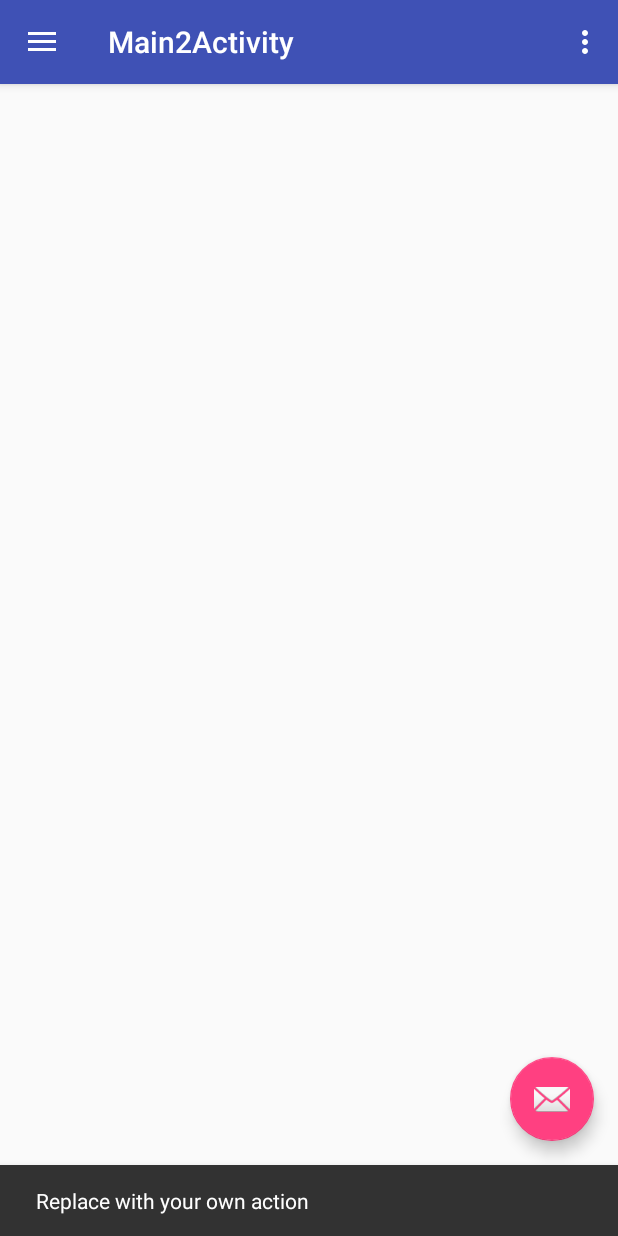
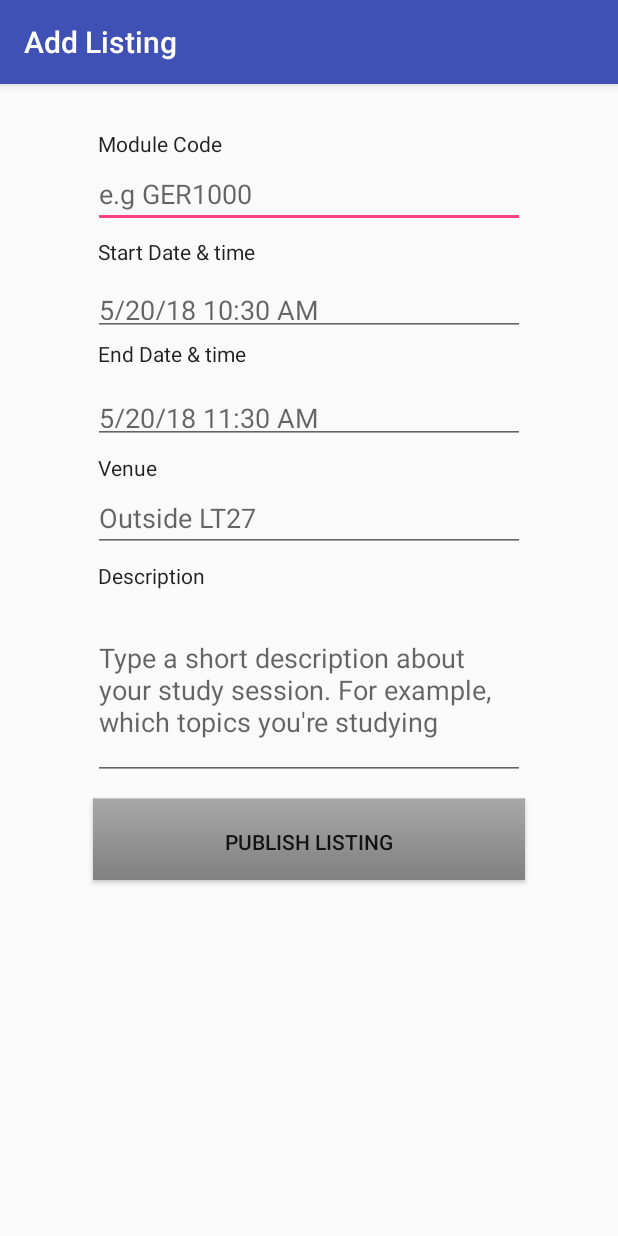
Before and after one commit to JasonChong96/Mugger, an Android app: the screen it shows after launch once a user with an empty profile is signed in (Main2Activity before the commit, MakeListingActivity after it), after a tap on an icon or button, on a phone screen of 412 x 824 dp. Run offline under Robolectric (Android 15) with nearby library versions, the phone set to English and light mode, and no system bars; our stand-ins replace ButterKnife, Firebase (no records; nobody signed in at launch, a user with empty details on screens opened directly); 1 statement that could not run was skipped.

Commit message:
Refactored some classes; Added support for adding listings.

```diff
--- a/app/build.gradle
+++ b/app/build.gradle
@@ -42,6 +42,7 @@ dependencies {
     implementation 'com.jakewharton:butterknife:8.8.1'
     annotationProcessor 'com.jakewharton:butterknife-compiler:8.8.1'
     implementation 'com.firebaseui:firebase-ui-firestore:3.3.1'
+    implementation 'com.android.support:mediarouter-v7:27.1.1'
 }
 
 apply plugin: 'com.google.gms.google-services'
--- a/app/src/main/AndroidManifest.xml
+++ b/app/src/main/AndroidManifest.xml
@@ -20,7 +20,8 @@
         <activity
             android:name=".Main2Activity"
             android:label="@string/title_activity_main2"
-            android:theme="@style/AppTheme.NoActionBar"></activity>
+            android:theme="@style/AppTheme.NoActionBar" />
+        <activity android:name=".listings.MakeListingActivity"></activity>
     </application>
 
 </manifest>
--- a/app/src/main/java/com/bojio/mugger/Main2Activity.java
+++ b/app/src/main/java/com/bojio/mugger/Main2Activity.java
@@ -5,25 +5,22 @@ import android.net.Uri;
 import android.os.Bundle;
 import android.support.design.widget.FloatingActionButton;
 import android.support.design.widget.NavigationView;
-import android.support.design.widget.Snackbar;
 import android.support.v4.app.Fragment;
-import android.support.v4.app.FragmentManager;
 import android.support.v4.app.FragmentTransaction;
 import android.support.v4.view.GravityCompat;
 import android.support.v4.widget.DrawerLayout;
 import android.support.v7.app.ActionBarDrawerToggle;
 import android.support.v7.app.AppCompatActivity;
 import android.support.v7.widget.Toolbar;
-import android.util.Log;
 import android.view.Menu;
 import android.view.MenuItem;
-import android.view.View;
 import android.widget.TextView;
 import android.widget.Toast;
 
+import com.bojio.mugger.fragments.AvailableListingsFragments;
 import com.bojio.mugger.fragments.BlankFragment;
-import com.bojio.mugger.fragments.ItemFragment;
 import com.bojio.mugger.listings.Listing;
+import com.bojio.mugger.listings.MakeListingActivity;
 import com.google.android.gms.auth.api.signin.GoogleSignIn;
 import com.google.android.gms.auth.api.signin.GoogleSignInClient;
 import com.google.android.gms.auth.api.signin.GoogleSignInOptions;
@@ -33,7 +30,7 @@ import com.google.firebase.auth.FirebaseUser;
 public class Main2Activity extends AppCompatActivity
         implements NavigationView.OnNavigationItemSelectedListener,
         BlankFragment.OnFragmentInteractionListener,
-        ItemFragment.OnListFragmentInteractionListener{
+        AvailableListingsFragments.OnListFragmentInteractionListener{
 
     private FirebaseAuth mAuth;
     @Override
@@ -52,8 +49,10 @@ public class Main2Activity extends AppCompatActivity
         setSupportActionBar(toolbar);
 
         FloatingActionButton fab = findViewById(R.id.fab);
-        fab.setOnClickListener(view -> Snackbar.make(view, "Replace with your own action", Snackbar.LENGTH_LONG)
-                .setAction("Action", null).show());
+        fab.setOnClickListener(view -> {
+            Intent intent = new Intent(this, MakeListingActivity.class);
+            startActivity(intent);
+        });
 
         DrawerLayout drawer = findViewById(R.id.drawer_layout);
         ActionBarDrawerToggle toggle = new ActionBarDrawerToggle(
@@ -114,7 +113,7 @@ public class Main2Activity extends AppCompatActivity
                 this.signOut();
                 break;
             case R.id.nav_available_listings:
-                Fragment fragment = new ItemFragment();
+                Fragment fragment = new AvailableListingsFragments();
                 FragmentTransaction ft = getSupportFragmentManager().beginTransaction();
                 ft.replace(R.id.container, fragment);
                 ft.commit();
--- a/app/src/main/java/com/bojio/mugger/fragments/ItemFragment.java
+++ b/app/src/main/java/com/bojio/mugger/fragments/AvailableListingsFragments.java
@@ -10,12 +10,13 @@ import android.support.v7.widget.RecyclerView;
 import android.view.LayoutInflater;
 import android.view.View;
 import android.view.ViewGroup;
-import android.widget.TextView;
 
 import com.bojio.mugger.R;
 import com.bojio.mugger.listings.Listing;
+import com.bojio.mugger.listings.ListingsViewHolder;
 import com.firebase.ui.firestore.FirestoreRecyclerAdapter;
 import com.firebase.ui.firestore.FirestoreRecyclerOptions;
+import com.google.firebase.auth.FirebaseAuth;
 import com.google.firebase.firestore.FirebaseFirestore;
 import com.google.firebase.firestore.Query;
 
@@ -33,13 +34,14 @@ import butterknife.ButterKnife;
  * Activities containing this fragment MUST implement the {@link OnListFragmentInteractionListener}
  * interface.
  */
-public class ItemFragment extends Fragment {
+public class AvailableListingsFragments extends Fragment {
 
     @BindView(R.id.list)
     RecyclerView mRecyclerView;
 
     // TODO: Customize parameter argument names
     FirebaseFirestore db = FirebaseFirestore.getInstance();
+    FirebaseAuth mAuth;
     private static final String ARG_COLUMN_COUNT = "column-count";
     // TODO: Customize parameters
     private int mColumnCount = 1;
@@ -49,12 +51,12 @@ public class ItemFragment extends Fragment {
      * Mandatory empty constructor for the fragment manager to instantiate the
      * fragment (e.g. upon screen orientation changes).
      */
-    public ItemFragment() {
+    public AvailableListingsFragments() {
     }
     // TODO: Customize parameter initialization
     @SuppressWarnings("unused")
-    public static ItemFragment newInstance(int columnCount) {
-        ItemFragment fragment = new ItemFragment();
+    public static AvailableListingsFragments newInstance(int columnCount) {
+        AvailableListingsFragments fragment = new AvailableListingsFragments();
         Bundle args = new Bundle();
         args.putInt(ARG_COLUMN_COUNT, columnCount);
         fragment.setArguments(args);
@@ -73,6 +75,7 @@ public class ItemFragment extends Fragment {
     @Override
     public View onCreateView(@NonNull LayoutInflater inflater, ViewGroup container,
                              Bundle savedInstanceState) {
+        mAuth = FirebaseAuth.getInstance();
         View view = inflater.inflate(R.layout.fragment_item_list, container, false);
         ButterKnife.bind(this, view);
         // Set the adapter
@@ -125,6 +128,7 @@ public class ItemFragment extends Fragment {
     }
 
     private void initListings() {
+
         Query mQuery = db.collection("listings")
                 .orderBy("startTime", Query.Direction.ASCENDING);
 
@@ -146,7 +150,11 @@ public class ItemFragment extends Fragment {
         FirestoreRecyclerAdapter adapter = new FirestoreRecyclerAdapter<Listing, ListingsViewHolder>(options) {
             @Override
             public void onBindViewHolder(ListingsViewHolder holder, int position, Listing listing) {
-                holder.moduleCode.setText(listing.getModuleCode());
+                String title = listing.getModuleCode();
+                if (listing.getOwnerId().equals(mAuth.getCurrentUser().getUid())) {
+                    title += " (Yours)";
+                }
+                holder.moduleCode.setText(title);
                 holder.venue.setText(listing.getVenue());
                 DateFormat df = new SimpleDateFormat("dd/MM HH:mm", Locale.US);
                 holder.dateTime.setText(new StringBuilder()
@@ -154,7 +162,7 @@ public class ItemFragment extends Fragment {
                         .append(" - ")
                         .append(df.format(new Date(listing.getEndTime())))
                         .toString());
-               // holder.moduleCode.setOnClickListener(view -> Toast.makeText(ItemFragment.this.getActivity(), "Clicked", Toast.LENGTH_SHORT).show());
+               // holder.moduleCode.setOnClickListener(view -> Toast.makeText(AvailableListingsFragments.this.getActivity(), "Clicked", Toast.LENGTH_SHORT).show());
             }
 
             @Override
@@ -170,17 +178,4 @@ public class ItemFragment extends Fragment {
         mRecyclerView.setAdapter(adapter);
         adapter.startListening();
     }
-
-    public class ListingsViewHolder extends RecyclerView.ViewHolder {
-        public TextView moduleCode;
-        public TextView dateTime;
-        public TextView venue;
-
-        ListingsViewHolder(View view) {
-            super(view);
-            moduleCode = view.findViewById(R.id.module_code);
-            dateTime = view.findViewById(R.id.date_time);
-            venue = view.findViewById(R.id.venue);
-        }
-    }
 }
--- /dev/null
+++ b/app/src/main/java/com/bojio/mugger/listings/MakeListingActivity.java
@@ -0,0 +1,202 @@
+package com.bojio.mugger.listings;
+
+import android.app.DatePickerDialog;
+import android.app.TimePickerDialog;
+import android.os.Bundle;
+import android.support.v7.app.AppCompatActivity;
+import android.text.format.DateFormat;
+import android.view.View;
+import android.widget.Button;
+import android.widget.DatePicker;
+import android.widget.EditText;
+import android.widget.ProgressBar;
+import android.widget.TextView;
+import android.widget.TimePicker;
+import android.widget.Toast;
+
+import com.bojio.mugger.R;
+import com.google.android.gms.tasks.Task;
+import com.google.firebase.auth.FirebaseAuth;
+import com.google.firebase.firestore.DocumentReference;
+import com.google.firebase.firestore.FirebaseFirestore;
+
+import java.util.Calendar;
+import java.util.HashMap;
+import java.util.Map;
+
+import butterknife.BindView;
+import butterknife.ButterKnife;
+
+public class MakeListingActivity extends AppCompatActivity {
+
+    @BindView(R.id.module_code)
+    EditText moduleCode;
+
+    @BindView(R.id.venue)
+    EditText venue;
+
+    @BindView(R.id.start_date_time)
+    TextView startDateTimeInput;
+
+    @BindView(R.id.end_date_time)
+    TextView endDateTimeInput;
+
+    @BindView(R.id.submit_button)
+    Button submitButton;
+
+    @BindView(R.id.description)
+    EditText description;
+
+    @BindView(R.id.progressBar2)
+    ProgressBar progressBar;
+
+    private Calendar startDateTime;
+    private Calendar endDateTime;
+    private java.text.DateFormat df;
+    private java.text.DateFormat dfTime;
+    private FirebaseFirestore db;
+    private FirebaseAuth mAuth;
+
+    @Override
+    protected void onCreate(Bundle savedInstanceState) {
+        super.onCreate(savedInstanceState);
+        setContentView(R.layout.activity_make_listing);
+        db = FirebaseFirestore.getInstance();
+        mAuth = FirebaseAuth.getInstance();
+        ButterKnife.bind(this);
+        setTitle("Add Listing");
+        df = DateFormat.getDateFormat(this);
+        dfTime = DateFormat.getTimeFormat(this);
+        startDateTime = Calendar.getInstance();
+        endDateTime = Calendar.getInstance();
+        endDateTime.add(Calendar.HOUR_OF_DAY, 1);
+        updateStartDateTimeDisplay();
+        updateEndDateTimeDisplay();
+        TimePickerDialog.OnTimeSetListener startTimeListener = new TimePickerDialog.OnTimeSetListener() {
+            @Override
+            public void onTimeSet(TimePicker timePicker, int hour, int minute) {
+                startDateTime.set(Calendar.HOUR_OF_DAY, hour);
+                startDateTime.set(Calendar.MINUTE, minute);
+                updateStartDateTimeDisplay();
+            }
+        };
+        DatePickerDialog.OnDateSetListener startDateListener = new DatePickerDialog.OnDateSetListener() {
+            @Override
+            public void onDateSet(DatePicker datePicker, int year, int month, int day) {
+                Calendar c = startDateTime;
+                startDateTime.set(year, month, day);
+                updateStartDateTimeDisplay();
+                TimePickerDialog tpg = new TimePickerDialog(MakeListingActivity.this, startTimeListener,
+                        c.get(Calendar.HOUR_OF_DAY), c.get(Calendar.MINUTE), DateFormat.is24HourFormat(MakeListingActivity.this));
+                tpg.show();
+
+            }
+        };
+        startDateTimeInput.setOnClickListener(view -> {
+            Calendar c = startDateTime;
+            DatePickerDialog dpg = new DatePickerDialog(MakeListingActivity.this, startDateListener,
+                    c.get(Calendar.YEAR), c.get(Calendar.MONTH), c.get(Calendar.DAY_OF_MONTH));
+            dpg.show();
+        });
+        TimePickerDialog.OnTimeSetListener endTimeListener = new TimePickerDialog.OnTimeSetListener() {
+            @Override
+            public void onTimeSet(TimePicker timePicker, int hour, int minute) {
+                endDateTime.set(Calendar.HOUR_OF_DAY, hour);
+                endDateTime.set(Calendar.MINUTE, minute);
+                updateEndDateTimeDisplay();
+            }
+        };
+        DatePickerDialog.OnDateSetListener endDateListener = new DatePickerDialog.OnDateSetListener() {
+            @Override
+            public void onDateSet(DatePicker datePicker, int year, int month, int day) {
+                Calendar c = endDateTime;
+                endDateTime.set(year, month, day);
+                updateEndDateTimeDisplay();
+                TimePickerDialog tpg = new TimePickerDialog(MakeListingActivity.this, endTimeListener,
+                        c.get(Calendar.HOUR_OF_DAY), c.get(Calendar.MINUTE), DateFormat.is24HourFormat(MakeListingActivity.this));
+                tpg.show();
+            }
+        };
+        endDateTimeInput.setOnClickListener(view -> {
+            Calendar c = endDateTime;
+            DatePickerDialog dpg = new DatePickerDialog(MakeListingActivity.this, endDateListener,
+                    c.get(Calendar.YEAR), c.get(Calendar.MONTH), c.get(Calendar.DAY_OF_MONTH));
+            dpg.show();
+        });
+        submitButton.setOnClickListener(this::publishListing);
+    }
+
+    private void updateDateTimeDisplay(TextView view, Calendar cal) {
+        view.setText(new StringBuilder()
+                .append(df.format(cal.getTime()))
+                .append(" ")
+                .append(dfTime.format(cal.getTime()))
+                .toString());
+    }
+
+    private void updateStartDateTimeDisplay() {
+        updateDateTimeDisplay(startDateTimeInput, startDateTime);
+    }
+
+    private void updateEndDateTimeDisplay() {
+        updateDateTimeDisplay(endDateTimeInput, endDateTime);
+    }
+
+    private void publishListing(View view) {
+        //Check if all fields are filled
+        submitButton.setClickable(false);
+        if (moduleCode.getText().toString().isEmpty()) {
+            showShortToast("Please fill in the module(s) the study session is for.");
+            submitButton.setClickable(true);
+            return;
+        }
+        if (startDateTime.after(endDateTime)) {
+            showShortToast("Start time cannot be later than the end time.");
+            submitButton.setClickable(true);
+            return;
+        }
+        if (endDateTime.getTimeInMillis() < System.currentTimeMillis()) {
+            showShortToast("The end time cannot be earlier than the current time.");
+            submitButton.setClickable(true);
+            return;
+        }
+        if (venue.getText().toString().isEmpty()) {
+            showShortToast("Please fill in the venue which your study session is/will be held at.");
+            submitButton.setClickable(true);
+            return;
+        }
+        if (description.getText().toString().isEmpty()) {
+            showShortToast("Please fill in a short description about your study session.");
+            submitButton.setClickable(true);
+            return;
+        }
+        progressBar.setVisibility(View.VISIBLE);
+        Map<String, Object> listing = new HashMap<>();
+        listing.put("description", description.getText().toString());
+        listing.put("endTime", endDateTime.getTimeInMillis());
+        listing.put("startTime", startDateTime.getTimeInMillis());
+        listing.put("moduleCode", moduleCode.getText().toString());
+        listing.put("ownerId", mAuth.getCurrentUser().getUid());
+        listing.put("venue", venue.getText().toString());
+        Task<DocumentReference> addedDocRef = db.collection("listings").add(listing);
+        addedDocRef.addOnCompleteListener(task -> {
+           if (!task.isSuccessful()) {
+               showShortToast("Failed to publish listing, please try again later.");
+               submitButton.setClickable(true);
+               progressBar.setVisibility(View.GONE);
+               return;
+           } else {
+               DocumentReference docRef = task.getResult();
+               Map<String, Object> uidToListing = new HashMap<>();
+               uidToListing.put(docRef.getId(), "");
+               db.collection("joinedListings").document(mAuth.getCurrentUser().getUid()).set(uidToListing);
+               finish();
+           }
+        });
+
+    }
+
+    private void showShortToast(String msg) {
+        Toast.makeText(this, msg, Toast.LENGTH_SHORT);
+    }
+}
--- a/app/src/main/res/layout/activity_main2.xml
+++ b/app/src/main/res/layout/activity_main2.xml
@@ -7,12 +7,6 @@
     android:layout_height="match_parent"
     android:fitsSystemWindows="true"
     tools:openDrawer="start">
-
-    <include
-        layout="@layout/app_bar_main2"
-        android:id="@+id/app_bar_main2"
-        android:layout_width="match_parent"
-        android:layout_height="match_parent" />
 
     <LinearLayout
         android:layout_width="match_parent"
@@ -25,6 +19,13 @@
             android:layout_height="match_parent"
             android:layout_marginTop="?android:attr/actionBarSize" />
     </LinearLayout>
+
+    <include
+        layout="@layout/app_bar_main2"
+        android:id="@+id/app_bar_main2"
+        android:layout_width="match_parent"
+        android:layout_height="match_parent" />
+
 
     <android.support.design.widget.NavigationView
         android:id="@+id/nav_view"
--- /dev/null
+++ b/app/src/main/res/layout/activity_make_listing.xml
@@ -0,0 +1,157 @@
+<?xml version="1.0" encoding="utf-8"?>
+<ScrollView xmlns:android="http://schemas.android.com/apk/res/android"
+    xmlns:app="http://schemas.android.com/apk/res-auto"
+    xmlns:tools="http://schemas.android.com/tools"
+    android:layout_width="match_parent"
+    android:layout_height="match_parent"
+    tools:context=".listings.MakeListingActivity">
+
+    <android.support.constraint.ConstraintLayout xmlns:android="http://schemas.android.com/apk/res/android"
+        xmlns:app="http://schemas.android.com/apk/res-auto"
+        xmlns:tools="http://schemas.android.com/tools"
+        android:layout_width="match_parent"
+        android:layout_height="wrap_content"
+        tools:context=".listings.MakeListingActivity">
+
+
+        <ProgressBar
+            android:id="@+id/progressBar2"
+            style="?android:attr/progressBarStyleLarge"
+            android:layout_width="wrap_content"
+            android:layout_height="wrap_content"
+            android:indeterminate="true"
+            android:visibility="invisible"
+            app:layout_constraintBottom_toBottomOf="parent"
+            app:layout_constraintEnd_toEndOf="parent"
+            app:layout_constraintHorizontal_bias="0.5"
+            app:layout_constraintStart_toStartOf="parent"
+            app:layout_constraintTop_toTopOf="parent" />
+
+        <EditText
+            android:id="@+id/venue"
+            android:layout_width="288dp"
+            android:layout_height="40dp"
+            android:layout_marginBottom="244dp"
+            android:layout_marginEnd="8dp"
+            android:layout_marginStart="8dp"
+            android:ems="10"
+            android:hint="Outside LT27"
+            android:inputType="textCapCharacters|textNoSuggestions"
+            app:layout_constraintBottom_toBottomOf="parent"
+            app:layout_constraintEnd_toEndOf="parent"
+            app:layout_constraintStart_toStartOf="parent" />
+
+        <TextView
+            android:id="@+id/end_date_time"
+            android:layout_width="288dp"
+            android:layout_height="40dp"
+            android:layout_marginBottom="316dp"
+            android:layout_marginEnd="8dp"
+            android:layout_marginStart="8dp"
+            android:background="?android:attr/editTextBackground"
+            android:ems="10"
+            android:textAppearance="@style/TextAppearance.AppCompat.Medium"
+            app:layout_constraintBottom_toBottomOf="parent"
+            app:layout_constraintEnd_toEndOf="parent"
+            app:layout_constraintStart_toStartOf="parent" />
+
+        <TextView
+            android:id="@+id/end_date_time_label"
+            android:layout_width="174dp"
+            android:layout_height="26dp"
+            android:layout_marginBottom="4dp"
+            android:text=" End Date &amp; time"
+            android:textAppearance="@style/TextAppearance.AppCompat"
+            app:layout_constraintBottom_toTopOf="@+id/end_date_time"
+            app:layout_constraintStart_toStartOf="@+id/end_date_time" />
+
+        <TextView
+            android:id="@+id/start_date_time_label"
+            android:layout_width="174dp"
+            android:layout_height="26dp"
+            android:text=" Start Date &amp; time"
+            android:textAppearance="@style/TextAppearance.AppCompat"
+            app:layout_constraintBottom_toTopOf="@+id/start_date_time"
+            app:layout_constraintStart_toStartOf="@+id/start_date_time" />
+
+        <EditText
+            android:id="@+id/module_code"
+            android:layout_width="288dp"
+            android:layout_height="40dp"
+            android:layout_marginBottom="460dp"
+            android:layout_marginEnd="8dp"
+            android:layout_marginStart="8dp"
+            android:ems="10"
+            android:hint="e.g GER1000"
+            android:inputType="textCapCharacters|textNoSuggestions"
+            app:layout_constraintBottom_toBottomOf="parent"
+            app:layout_constraintEnd_toEndOf="parent"
+            app:layout_constraintStart_toStartOf="parent" />
+
+        <TextView
+            android:id="@+id/start_date_time"
+            android:layout_width="288dp"
+            android:layout_height="40dp"
+            android:layout_marginBottom="388dp"
+            android:layout_marginEnd="8dp"
+            android:layout_marginStart="8dp"
+            android:background="?android:attr/editTextBackground"
+            android:ems="10"
+            android:textAppearance="@style/TextAppearance.AppCompat.Medium"
+            app:layout_constraintBottom_toBottomOf="parent"
+            app:layout_constraintEnd_toEndOf="parent"
+            app:layout_constraintStart_toStartOf="parent" />
+
+        <TextView
+            android:id="@+id/venue_label"
+            android:layout_width="97dp"
+            android:layout_height="26dp"
+            android:text=" Venue"
+            android:textAppearance="@style/TextAppearance.AppCompat"
+            app:layout_constraintBottom_toTopOf="@+id/venue"
+            app:layout_constraintStart_toStartOf="@+id/venue" />
+
+        <TextView
+            android:id="@+id/description_label"
+            android:layout_width="97dp"
+            android:layout_height="26dp"
+            android:text=" Description"
+            android:textAppearance="@style/TextAppearance.AppCompat"
+            app:layout_constraintBottom_toTopOf="@+id/description"
+            app:layout_constraintStart_toStartOf="@+id/description" />
+
+        <TextView
+            android:id="@+id/module_code_label"
+            android:layout_width="97dp"
+            android:layout_height="26dp"
+            android:layout_marginTop="30dp"
+            android:text=" Module Code"
+            android:textAppearance="@style/TextAppearance.AppCompat"
+            app:layout_constraintBottom_toTopOf="@+id/module_code"
+            app:layout_constraintStart_toStartOf="@+id/module_code"
+            app:layout_constraintTop_toTopOf="parent" />
+
+        <EditText
+            android:id="@+id/description"
+            android:layout_width="288dp"
+            android:layout_height="120dp"
+            android:layout_marginBottom="92dp"
+            android:ems="10"
+            android:hint="Type a short description about your study session. For example, which topics you're studying"
+            android:inputType="textMultiLine"
+            app:layout_constraintBottom_toBottomOf="parent"
+            app:layout_constraintEnd_toEndOf="parent"
+            app:layout_constraintStart_toStartOf="parent" />
+
+        <Button
+            android:id="@+id/submit_button"
+            style="@android:style/ButtonBar"
+            android:layout_width="288dp"
+            android:layout_height="wrap_content"
+            android:layout_marginTop="12dp"
+            android:text="Publish Listing"
+            app:layout_constraintEnd_toEndOf="parent"
+            app:layout_constraintStart_toStartOf="parent"
+            app:layout_constraintTop_toBottomOf="@+id/description" />
+    </android.support.constraint.ConstraintLayout>
+</ScrollView>
--- a/app/src/main/res/layout/app_bar_main2.xml
+++ b/app/src/main/res/layout/app_bar_main2.xml
@@ -27,6 +27,6 @@
         android:layout_height="wrap_content"
         android:layout_gravity="bottom|end"
         android:layout_margin="@dimen/fab_margin"
-        app:srcCompat="@android:drawable/ic_dialog_email" />
+        app:srcCompat="@android:drawable/ic_input_add" />
 
 </android.support.design.widget.CoordinatorLayout>
--- a/app/src/main/res/layout/fragment_item_list.xml
+++ b/app/src/main/res/layout/fragment_item_list.xml
@@ -9,5 +9,5 @@
     android:layout_marginRight="16dp"
     android:clipChildren="false"
     android:clipToPadding="false"
-    tools:context=".fragments.ItemFragment"
+    tools:context=".fragments.AvailableListingsFragments"
     tools:listitem="@layout/listing_card_view" />
```
Also changed, not shown: app/src/main/java/com/bojio/mugger/listings/ListingsViewHolder.java (added, +22 -0 lines), app/src/main/res/drawable/ic_search_black_24dp.xml (added, +9 -0 lines).
